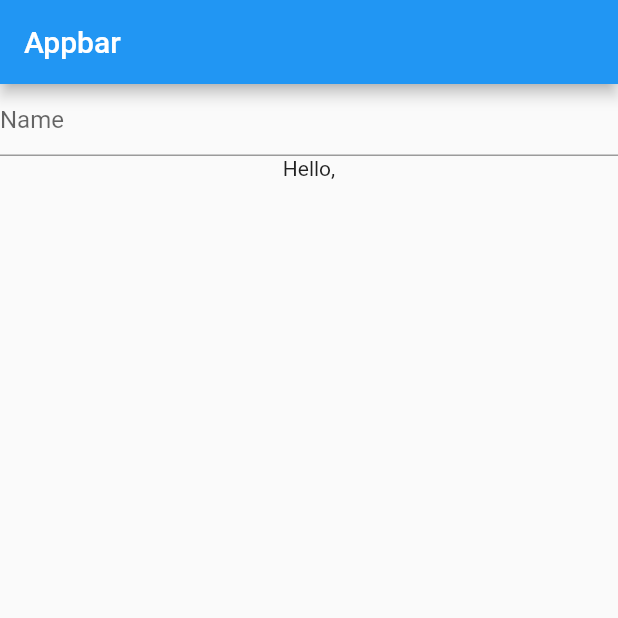
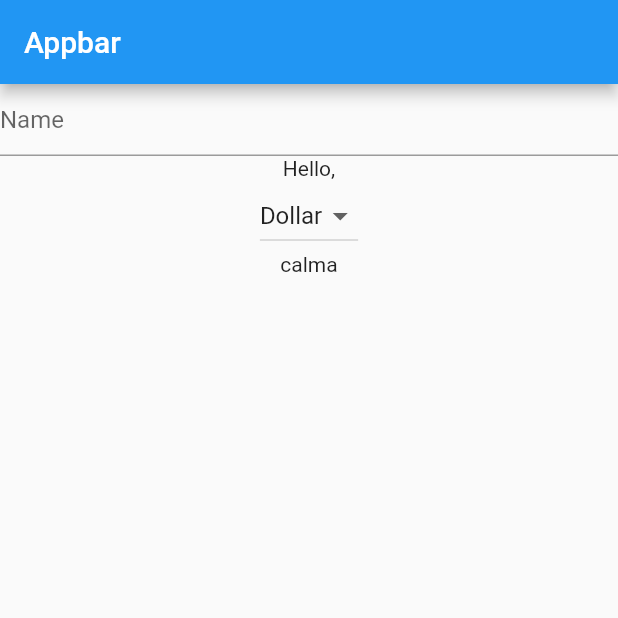
Before and after one commit to ivanknow/trip_calculator_flutter, a Flutter app: the screen it shows after launch, on a phone screen of 412 x 824 dp, the top half of it. Run offline on Flutter 3.47's test engine with Material 2 defaults, Android fonts, the phone set to English and light mode, and no system bars.

```diff
--- a/lib/main.dart
+++ b/lib/main.dart
@@ -11,9 +11,16 @@ class MyApp extends StatelessWidget {
     return MaterialApp(
         title: 'Flutter Demo',
         home: Scaffold(
-          appBar: AppBar(title: Text("Appbar")),
-          body: Container(child: HelloInput()),
-        ));
+            appBar: AppBar(title: Text("Appbar")),
+            body: Container(
+              child: Column(children: [
+                HelloInput(),
+                Text(
+                  "calma",
+                  textDirection: TextDirection.ltr,
+                ),
+              ]),
+            )));
   }
 }
 
@@ -26,6 +33,8 @@ class HelloInput extends StatefulWidget {
 
 class _HelloInputState extends State<HelloInput> {
   String name = "";
+  final _currencies = ["Dollar", "Euro", 'Real'];
+  String currency = 'Dollar';
   @override
   Widget build(BuildContext context) {
     return Column(
@@ -38,8 +47,25 @@ class _HelloInputState extends State<HelloInput> {
             });
           },
         ),
-        Text("Hello," + name)
+        Text("Hello," + name),
+        DropdownButton<String>(
+            items: _currencies.map((String value) {
+              return DropdownMenuItem<String>(
+                value: value,
+                child: Text(value),
+              );
+            }).toList(),
+            value: currency,
+            onChanged: (String value) {
+              _onDropdownChange(value);
+            })
       ],
     );
   }
+
+  _onDropdownChange(value) {
+    setState(() {
+      this.currency = value;
+    });
+  }
 }
```
